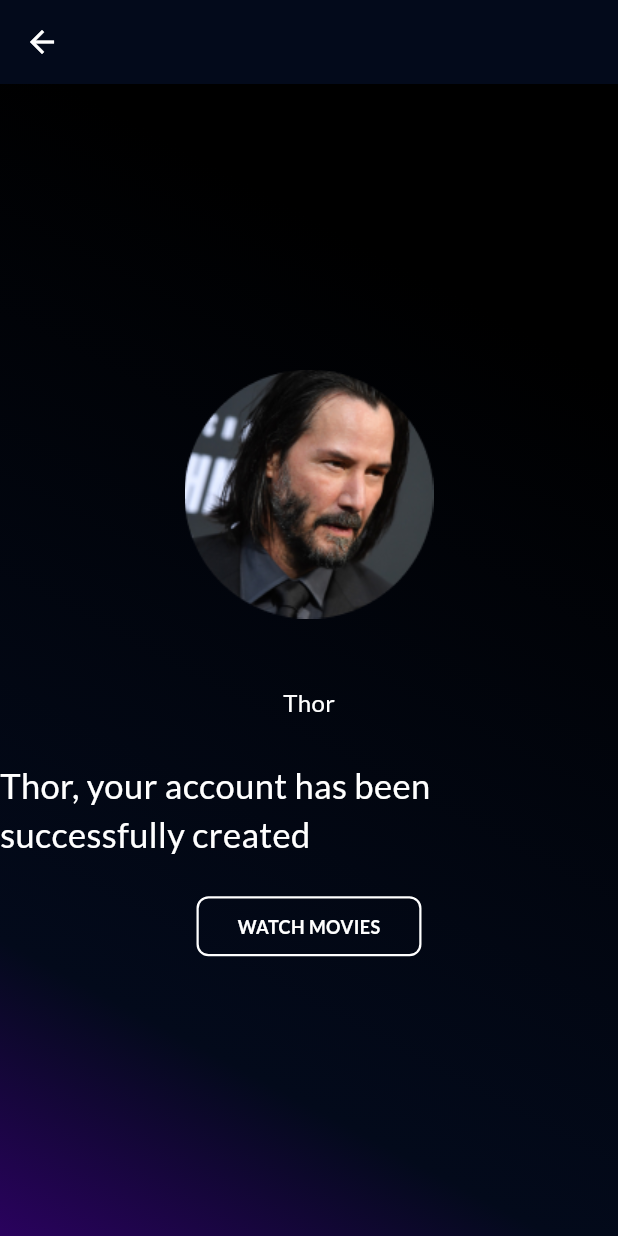
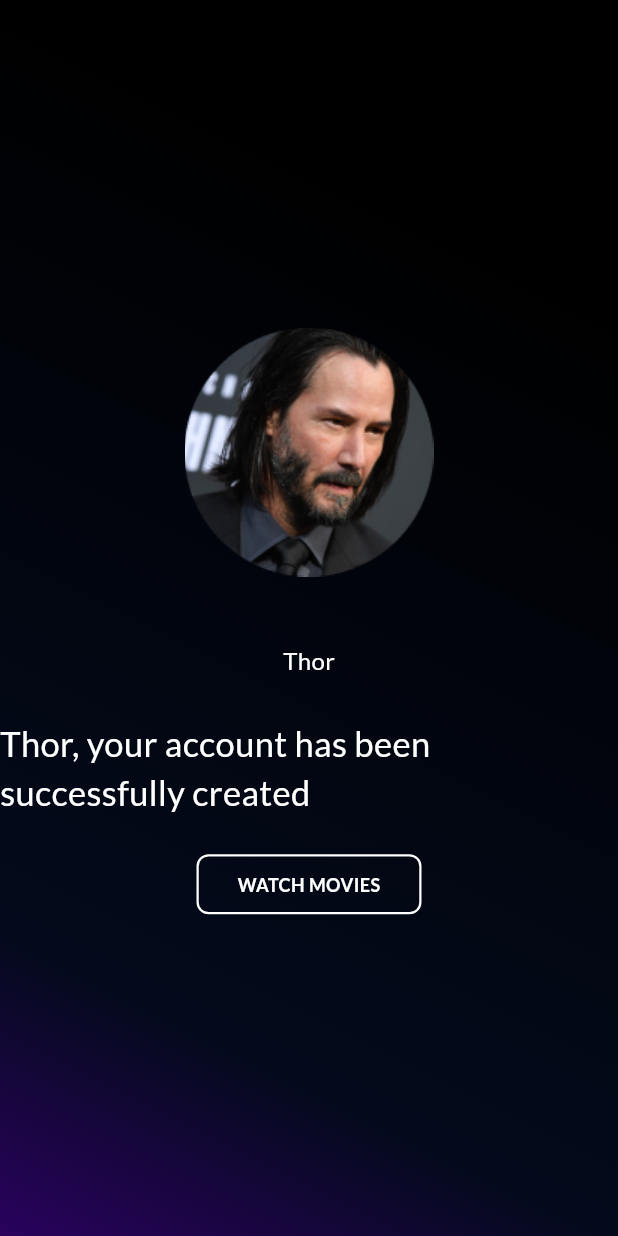
Before and after one commit to renanvolpe/moovie-software, a Flutter app: the ProfileSelected screen opened directly with sample values from the repository, on a phone screen of 412 x 824 dp. Run offline on Flutter 3.47's test engine with Material 3 defaults, Android fonts, the phone set to English and light mode, and no system bars; our stand-ins replace google_fonts; accounts and stored records are empty.

Commit message:
fix: remove appbar to navgation

```diff
--- a/lib/pages/profile/profile.dart
+++ b/lib/pages/profile/profile.dart
@@ -30,7 +30,6 @@ class _ProfileState extends State<Profile> with TickerProviderStateMixin, SlideF
   @override
   Widget build(BuildContext context) {
     return Scaffold(
-      appBar: AppBar(),
       body: ContainerInitial(
         child: Column(
           children: [
--- a/lib/pages/profile_selected/profile_selected.dart
+++ b/lib/pages/profile_selected/profile_selected.dart
@@ -37,7 +37,6 @@ class _ProfileSelectedState extends State<ProfileSelected> with TickerProviderSt
   @override
   Widget build(BuildContext context) {
     return Scaffold(
-      appBar: AppBar(),
       body: ContainerInitial(
         child: ListenableBuilder(
           listenable: controller,
```
